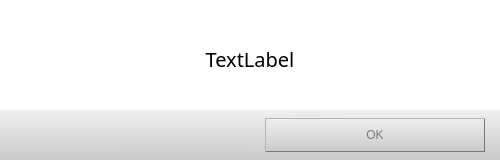
First picture: the form in Qt Creator/Dialog_error.ui, repository Mixer97/tesi_triennale, before the edit.
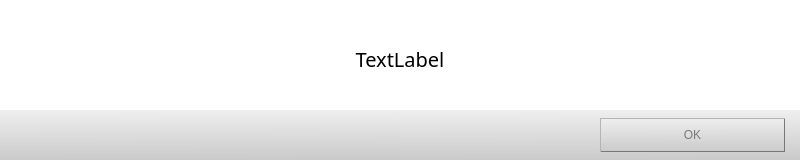
Second picture: the form after the edit. Icons and pictures are not drawn.

```diff
--- a/Qt Creator/Dialog_error.ui
+++ b/Qt Creator/Dialog_error.ui
@@ -9,7 +9,7 @@
    <rect>
     <x>0</x>
     <y>0</y>
-    <width>500</width>
+    <width>800</width>
     <height>160</height>
    </rect>
   </property>
@@ -168,7 +168,7 @@
         </property>
         <layout class="QGridLayout" name="gridLayout_2">
          <property name="leftMargin">
-          <number>15</number>
+          <number>200</number>
          </property>
          <property name="topMargin">
           <number>8</number>
```
